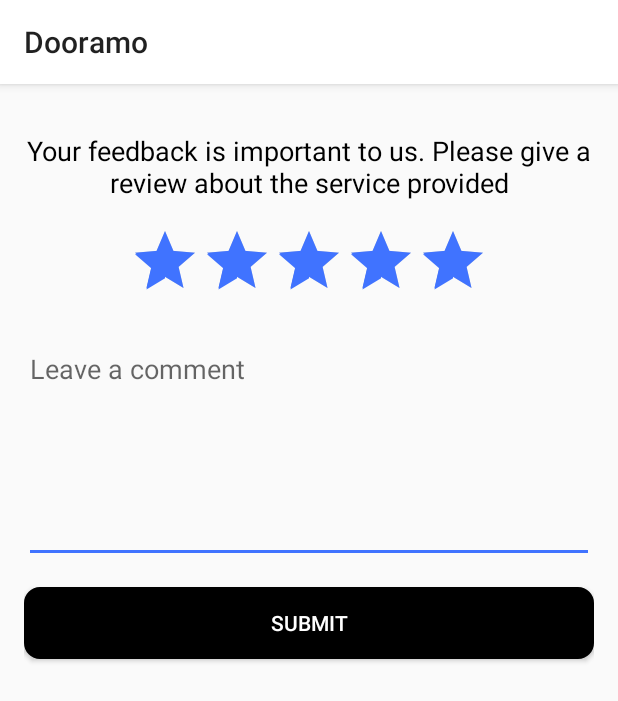
After one commit to pahulpreet-dev/Dooramo, an Android app: the SubmitFeedback screen opened directly, with no data from a screen before it, on a phone screen of 412 x 824 dp. The commit adds this screen. Shown: the top 701 px of the screen. Run offline under Robolectric (Android 15) with nearby library versions, the phone set to English and light mode, and no system bars.

Commit message:
Feedback System designs. Resident + management modules

```diff
--- a/app/src/main/AndroidManifest.xml
+++ b/app/src/main/AndroidManifest.xml
@@ -31,7 +31,10 @@
         <activity android:name=".CreateServiceProvider2" />
         <activity android:name=".ProviderHome" />
         <activity android:name=".ResidentMyJobs" />
-        <activity android:name=".RegistrationRequests"></activity>
+        <activity android:name=".RegistrationRequests" />
+        <activity android:name=".SubmitFeedback" />
+        <activity android:name=".CheckFeedback"/>
+        <activity android:name=".FeedbackDetails" />
     </application>
 
 </manifest>
--- /dev/null
+++ b/app/src/main/java/com/example/preet/dooramo/SubmitFeedback.java
@@ -0,0 +1,13 @@
+package com.example.preet.dooramo;
+
+import android.support.v7.app.AppCompatActivity;
+import android.os.Bundle;
+
+public class SubmitFeedback extends AppCompatActivity {
+
+    @Override
+    protected void onCreate(Bundle savedInstanceState) {
+        super.onCreate(savedInstanceState);
+        setContentView(R.layout.activity_submit_feedback);
+    }
+}
--- /dev/null
+++ b/app/src/main/res/layout/activity_submit_feedback.xml
@@ -0,0 +1,58 @@
+<?xml version="1.0" encoding="utf-8"?>
+<RelativeLayout xmlns:android="http://schemas.android.com/apk/res/android"
+    xmlns:app="http://schemas.android.com/apk/res-auto"
+    xmlns:tools="http://schemas.android.com/tools"
+    android:layout_width="match_parent"
+    android:layout_height="match_parent"
+    android:padding="@dimen/sixTeen"
+    tools:context=".SubmitFeedback">
+
+    <TextView
+        android:id="@+id/textView21"
+        android:layout_width="match_parent"
+        android:layout_height="wrap_content"
+        android:layout_alignParentTop="true"
+        android:layout_centerHorizontal="true"
+        android:layout_marginTop="16dp"
+        android:text="@string/give_feedback"
+        android:textAlignment="center"
+        android:textAppearance="@style/TextAppearance.AppCompat.Medium"
+        android:textColor="@android:color/black" />
+
+    <RatingBar
+        android:id="@+id/ratingBarSF"
+        android:layout_width="wrap_content"
+        android:layout_height="wrap_content"
+        android:layout_below="@+id/textView21"
+        android:layout_centerHorizontal="true"
+        android:layout_marginTop="16dp"
+        android:numStars="5"
+        android:rating="5"
+        android:stepSize="1" />
+
+    <EditText
+        android:id="@+id/feedbackeditTextSF"
+        android:layout_width="match_parent"
+        android:layout_height="wrap_content"
+        android:layout_below="@+id/ratingBarSF"
+        android:layout_centerHorizontal="true"
+        android:layout_marginTop="16dp"
+        android:ems="10"
+        android:gravity="top|left"
+        android:hint="Leave a comment"
+        android:inputType="text|textMultiLine"
+        android:maxLines="6"
+        android:minLines="6" />
+
+    <Button
+        android:id="@+id/submitButtonSF"
+        android:layout_width="match_parent"
+        android:layout_height="wrap_content"
+        android:layout_below="@+id/feedbackeditTextSF"
+        android:layout_centerHorizontal="true"
+        android:layout_marginTop="16dp"
+        android:background="@drawable/button_style"
+        android:text="@string/submit"
+        android:textColor="@android:color/white" />
+
+</RelativeLayout>
--- a/app/src/main/res/values/strings.xml
+++ b/app/src/main/res/values/strings.xml
@@ -4,5 +4,7 @@
     <string name="search">Search</string>
     <string name="sign_up_as_user"><u>Sign Up as User</u></string>
     <string name="sign_up_as_provider"><u>Sign Up as Provider</u></string>
+    <string name="give_feedback">Your feedback is important to us. Please give a review about the service provided</string>
+    <string name="submit">Submit</string>
 
 </resources>
```
Also changed, not shown: app/src/main/java/com/example/preet/dooramo/CheckFeedback.java (added, +13 -0 lines), app/src/main/java/com/example/preet/dooramo/FeedbackDetails.java (added, +14 -0 lines), app/src/main/java/com/example/preet/dooramo/RequestDetails.java (+14 -1 lines), app/src/main/res/layout/activity_check_feedback.xml (added, +15 -0 lines), app/src/main/res/layout/activity_request_details.xml (+9 -0 lines).
